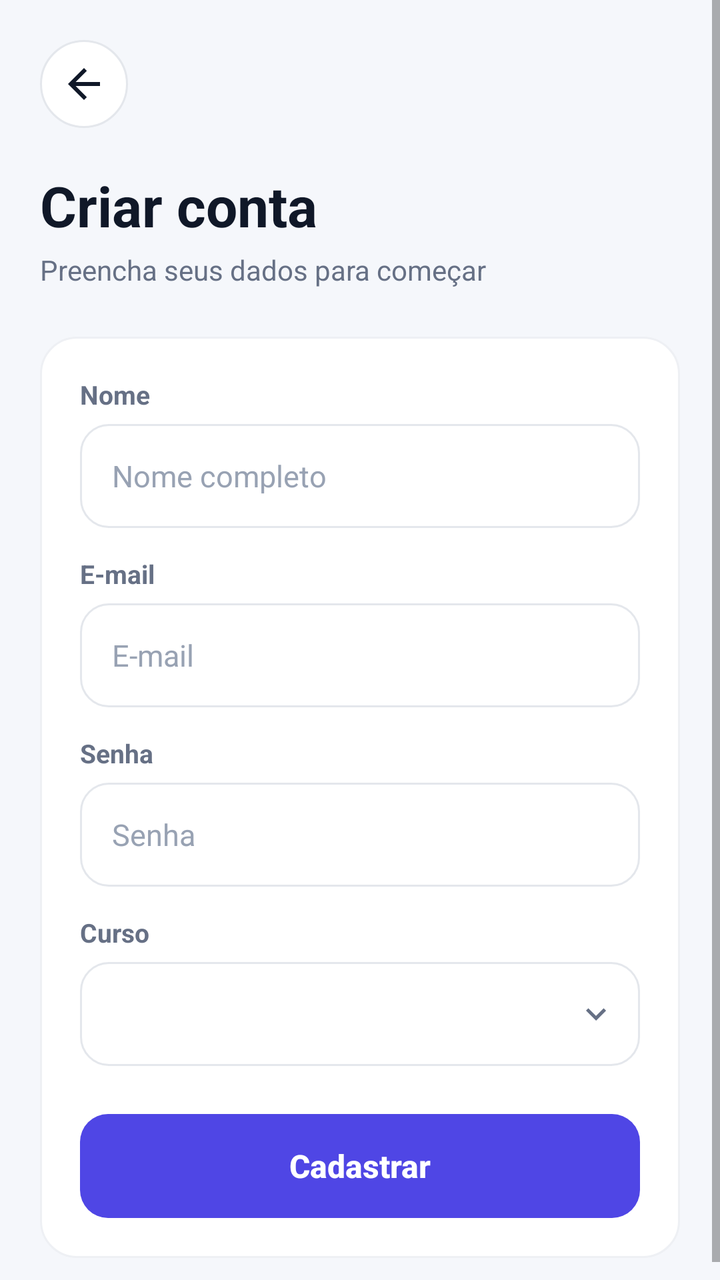
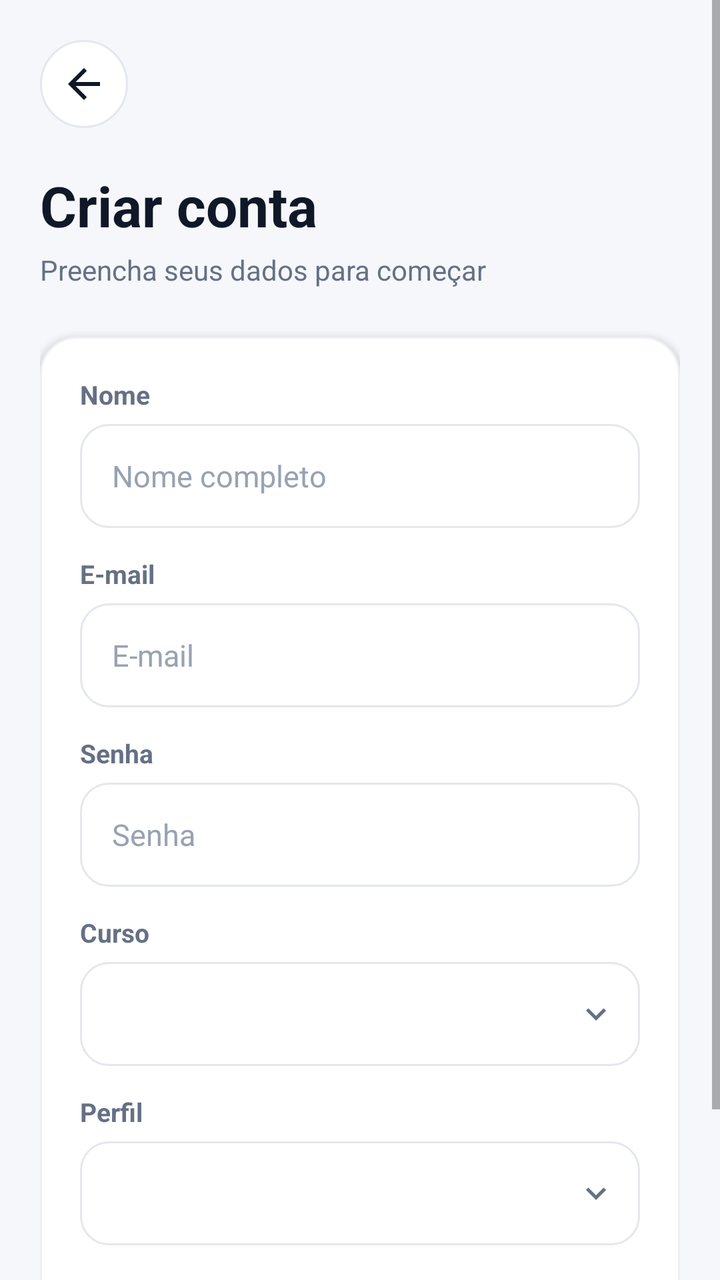

Before-and-after screenshots of an Android layout around one commit, followed by the original layout XML and the change that was made.
<!-- AndroidManifest.xml: application theme Theme.CampusHub -->
<!-- res/layout/activity_register.xml -->
<?xml version="1.0" encoding="utf-8"?>
<ScrollView xmlns:android="http://schemas.android.com/apk/res/android"
    android:layout_width="match_parent"
    android:layout_height="match_parent"
    android:background="@color/background"
    android:fillViewport="true"
    android:fitsSystemWindows="true">

    <LinearLayout
        android:layout_width="match_parent"
        android:layout_height="wrap_content"
        android:orientation="vertical"
        android:padding="20dp">

        <ImageView
            android:id="@+id/backButton"
            android:layout_width="44dp"
            android:layout_height="44dp"
            android:background="@drawable/bg_icon_button"
            android:clickable="true"
            android:contentDescription="@string/cd_back"
            android:focusable="true"
            android:padding="10dp"
            android:src="@drawable/ic_arrow_back" />

        <TextView
            android:layout_width="wrap_content"
            android:layout_height="wrap_content"
            android:layout_marginTop="20dp"
            android:text="@string/register_title"
            android:textColor="@color/text_primary"
            android:textSize="28sp"
            android:textStyle="bold" />

        <TextView
            android:layout_width="wrap_content"
            android:layout_height="wrap_content"
            android:layout_marginTop="4dp"
            android:text="@string/register_subtitle"
            android:textColor="@color/text_secondary"
            android:textSize="14sp" />

        <LinearLayout
            android:layout_width="match_parent"
            android:layout_height="wrap_content"
            android:layout_marginTop="24dp"
            android:background="@drawable/bg_card"
            android:elevation="2dp"
            android:orientation="vertical"
            android:padding="20dp">

            <TextView
                style="@style/CampusLabel"
                android:layout_width="wrap_content"
                android:layout_height="wrap_content"
                android:text="@string/label_name" />

            <EditText
                android:id="@+id/nameInput"
                style="@style/CampusInput"
                android:layout_width="match_parent"
                android:layout_height="52dp"
                android:layout_marginTop="6dp"
                android:hint="@string/hint_full_name"
                android:inputType="textPersonName" />

            <TextView
                style="@style/CampusLabel"
                android:layout_width="wrap_content"
                android:layout_height="wrap_content"
                android:layout_marginTop="14dp"
                android:text="@string/label_email" />

            <EditText
                android:id="@+id/emailInput"
                style="@style/CampusInput"
                android:layout_width="match_parent"
                android:layout_height="52dp"
                android:layout_marginTop="6dp"
                android:hint="@string/hint_email"
                android:inputType="textEmailAddress" />

            <TextView
                style="@style/CampusLabel"
                android:layout_width="wrap_content"
                android:layout_height="wrap_content"
                android:layout_marginTop="14dp"
                android:text="@string/hint_password" />

            <EditText
                android:id="@+id/passwordInput"
                style="@style/CampusInput"
                android:layout_width="match_parent"
                android:layout_height="52dp"
                android:layout_marginTop="6dp"
                android:hint="@string/hint_password"
                android:inputType="textPassword" />

            <TextView
                style="@style/CampusLabel"
                android:layout_width="wrap_content"
                android:layout_height="wrap_content"
                android:layout_marginTop="14dp"
                android:text="@string/label_course" />

            <Spinner
                android:id="@+id/courseSpinner"
                android:layout_width="match_parent"
                android:layout_height="52dp"
                android:layout_marginTop="6dp"
                android:background="@drawable/bg_spinner"
                android:paddingStart="8dp"
                android:paddingEnd="36dp" />

            <Button
                android:id="@+id/registerButton"
                style="@style/CampusButton"
                android:layout_width="match_parent"
                android:layout_height="52dp"
                android:layout_marginTop="24dp"
                android:text="@string/action_register" />
        </LinearLayout>
    </LinearLayout>
</ScrollView>
<!-- resources referenced by this layout -->
<resources>
  <color name="background">#F5F7FB</color>
  <color name="text_primary">#101828</color>
  <color name="text_secondary">#667085</color>
  <!-- drawable bg_card (drawable) -->
  <?xml version="1.0" encoding="utf-8"?>
  <shape xmlns:android="http://schemas.android.com/apk/res/android"
      android:shape="rectangle">
      <solid android:color="@color/white" />
      <corners android:radius="18dp" />
      <stroke android:width="1dp" android:color="#EEF0F4" />
  </shape>
  <!-- drawable bg_icon_button (drawable) -->
  <?xml version="1.0" encoding="utf-8"?>
  <ripple xmlns:android="http://schemas.android.com/apk/res/android"
      android:color="#1A101828">
      <item>
          <shape android:shape="oval">
              <solid android:color="@color/white" />
              <stroke android:width="1dp" android:color="@color/border" />
          </shape>
      </item>
      <item android:id="@android:id/mask">
          <shape android:shape="oval">
              <solid android:color="#000000" />
          </shape>
      </item>
  </ripple>
  <!-- drawable ic_arrow_back (drawable) -->
  <?xml version="1.0" encoding="utf-8"?>
  <vector xmlns:android="http://schemas.android.com/apk/res/android"
      android:width="24dp"
      android:height="24dp"
      android:viewportWidth="24"
      android:viewportHeight="24">
      <path
          android:fillColor="#101828"
          android:pathData="M20,11H7.83l5.59,-5.59L12,4l-8,8 8,8 1.41,-1.41L7.83,13H20v-2z" />
  </vector>
  <string name="action_register">Cadastrar</string>
  <string name="cd_back">Voltar</string>
  <string name="hint_email">E-mail</string>
  <string name="hint_full_name">Nome completo</string>
  <string name="hint_password">Senha</string>
  <string name="label_course">Curso</string>
  <string name="label_email">E-mail</string>
  <string name="label_name">Nome</string>
  <string name="register_subtitle">Preencha seus dados para começar</string>
  <string name="register_title">Criar conta</string>
  <style name="CampusButton" parent="Widget.AppCompat.Button">
          <item name="android:background">@drawable/bg_button</item>
          <item name="android:textColor">@color/white</item>
          <item name="android:textSize">16sp</item>
          <item name="android:textStyle">bold</item>
          <item name="android:textAllCaps">false</item>
          <item name="android:stateListAnimator">@null</item>
      </style>
  <style name="CampusInput" parent="Widget.AppCompat.EditText">
          <item name="android:background">@drawable/bg_input</item>
          <item name="android:paddingStart">16dp</item>
          <item name="android:paddingEnd">16dp</item>
          <item name="android:textColor">@color/text_primary</item>
          <item name="android:textColorHint">@color/text_hint</item>
          <item name="android:textSize">15sp</item>
      </style>
  <style name="CampusLabel">
          <item name="android:textColor">@color/text_secondary</item>
          <item name="android:textSize">13sp</item>
          <item name="android:textStyle">bold</item>
      </style>
  <color name="white">#FFFFFFFF</color>
  <color name="border">#E4E7EC</color>
  <!-- drawable ic_chevron_down (drawable) -->
  <?xml version="1.0" encoding="utf-8"?>
  <vector xmlns:android="http://schemas.android.com/apk/res/android"
      android:width="24dp"
      android:height="24dp"
      android:viewportWidth="24"
      android:viewportHeight="24">
      <path
          android:fillColor="#667085"
          android:pathData="M7.41,8.59L12,13.17l4.59,-4.58L18,10l-6,6 -6,-6 1.41,-1.41z" />
  </vector>
  <color name="text_hint">#98A2B3</color>
  <color name="primary">#4F46E5</color>
  <color name="primary_dark">#3730A3</color>
  <color name="disabled">#D0D5DD</color>
  <!-- unchanged entries left out for length: 4 -->
</resources>

<!-- the commit's change to res/layout/activity_register.xml (unified diff, before → after) -->
@@ -112,6 +112,22 @@
                 android:paddingStart="8dp"
                 android:paddingEnd="36dp" />
 
+            <TextView
+                style="@style/CampusLabel"
+                android:layout_width="wrap_content"
+                android:layout_height="wrap_content"
+                android:layout_marginTop="14dp"
+                android:text="Perfil" />
+
+            <Spinner
+                android:id="@+id/roleSpinner"
+                android:layout_width="match_parent"
+                android:layout_height="52dp"
+                android:layout_marginTop="6dp"
+                android:background="@drawable/bg_spinner"
+                android:paddingStart="8dp"
+                android:paddingEnd="36dp" />
+
             <Button
                 android:id="@+id/registerButton"
                 style="@style/CampusButton"
